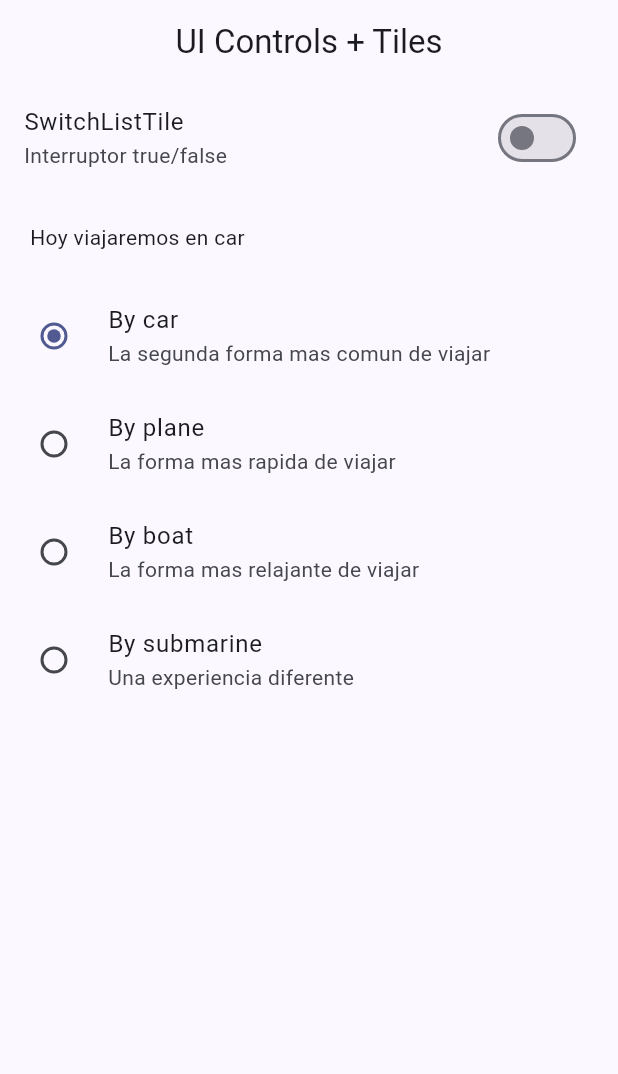
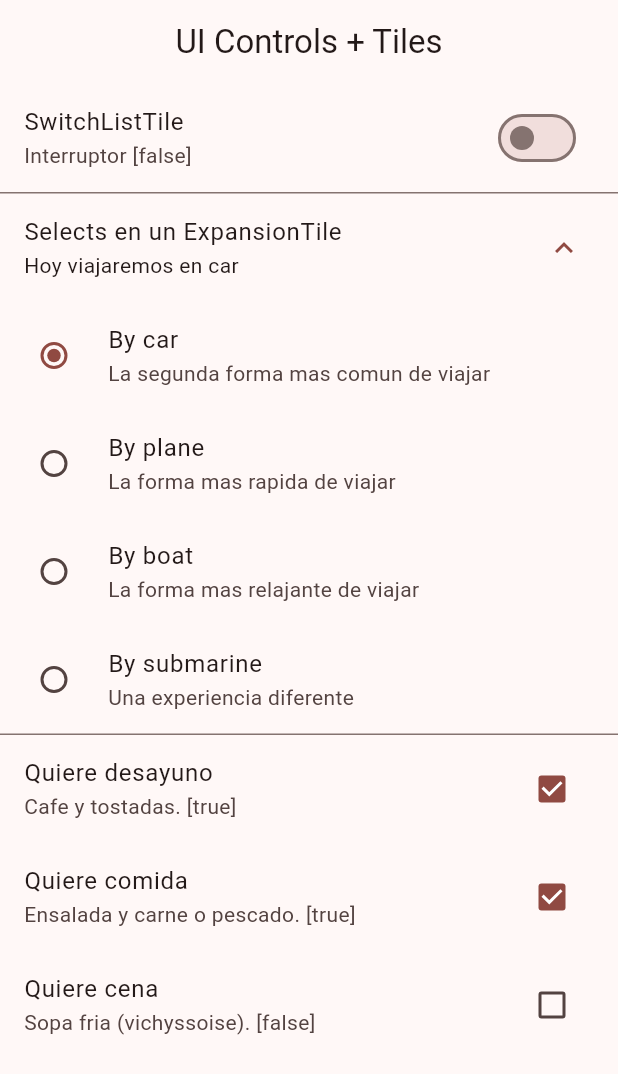
Before and after one commit to elarreglador/Flutter_Movil.widgets_app, a Flutter app: the UiControlsScreen screen opened by its route, on a phone screen of 412 x 824 dp. Shown: the top 1074 px of the screen. Run offline on Flutter 3.47's test engine with Material 3 defaults, Android fonts, the phone set to English and light mode, and no system bars; our stand-ins replace go_router.

Commit message:
UI controls: checkBoxs desayuno/comida/cena

```diff
--- a/lib/main.dart
+++ b/lib/main.dart
@@ -15,7 +15,7 @@ class MainApp extends StatelessWidget {
       title: "Flutter widgets",
       routerConfig: appRouter,
       debugShowCheckedModeBanner: false,
-      theme: AppTheme(selectedColor: 10).getTheme(),
+      theme: AppTheme(selectedColor: 1).getTheme(),
     );
   }
 }
--- a/lib/presentation/screens/ui_controls/ui_controls_screen.dart
+++ b/lib/presentation/screens/ui_controls/ui_controls_screen.dart
@@ -29,8 +29,14 @@ enum Transportation { car, plane, boat, submarine }
 
 class _UIControlsViewState extends State<_UIControlsView> {
 
+  // valor del switch
   bool switchIsActive = false;
+  // valor del select
   Transportation selectedTransportation = Transportation.car;
+  // valor del checkBox
+  bool chkBox1 = true;
+  bool chkBox2 = true;
+  bool chkBox3 = false;
 
   @override
   Widget build(BuildContext context) {
@@ -41,20 +47,19 @@ class _UIControlsViewState extends State<_UIControlsView> {
         // Interruptor
         SwitchListTile(
           title: const Text("SwitchListTile"),
-          subtitle: const Text("Interruptor true/false"),
+          subtitle: Text("Interruptor [$switchIsActive]"),
           value: switchIsActive,
           onChanged: (value) => setState(() { //Permite el movimiento del switch
             switchIsActive = !switchIsActive;
           }),
         ),
 
-        Padding(
-          padding: const EdgeInsets.all(20),
-          // Text("${selectedTransportation") devolveria selectedTransportation.car por lo que
-          // usaremos split para capturar solo la opcion elegida
-          child: Text("Hoy viajaremos en ${selectedTransportation.toString().split('.')[1]}")
-        ),
-
+        // Radio buttons agrupados
+        ExpansionTile(
+          title: const Text ("Selects en un ExpansionTile"),
+          subtitle: Text("Hoy viajaremos en ${selectedTransportation.toString().split('.')[1]}"),
+          initiallyExpanded: true,
+          children: [
             // Radio buttons comunicados por el enum Transportation
             RadioListTile(
               title: const Text("By car"),
@@ -92,6 +97,34 @@ class _UIControlsViewState extends State<_UIControlsView> {
                 selectedTransportation = Transportation.submarine;
               }),
             ),
+          ],
+        ),
+
+        // CheckBox
+        CheckboxListTile(
+          title:  const Text("Quiere desayuno"),
+          subtitle:  Text("Cafe y tostadas. [$chkBox1]"),
+          value: chkBox1,
+          onChanged: (value) => setState(() {
+            chkBox1 = !chkBox1;
+          })
+        ),
+        CheckboxListTile(
+          title: const Text("Quiere comida"),
+          subtitle:  Text("Ensalada y carne o pescado. [$chkBox2]"),
+          value: chkBox2,
+          onChanged: (value) => setState(() {
+            chkBox2 = !chkBox2;
+          })
+        ),
+        CheckboxListTile(
+          title: const Text("Quiere cena"),
+          subtitle: Text("Sopa fria (vichyssoise). [$chkBox3]"),
+          value: chkBox3,
+          onChanged: (value) => setState(() {
+            chkBox3 = !chkBox3;
+          })
+        ),
 
 
       ],
```
Lines whose indentation alone changed are shown as unchanged.
